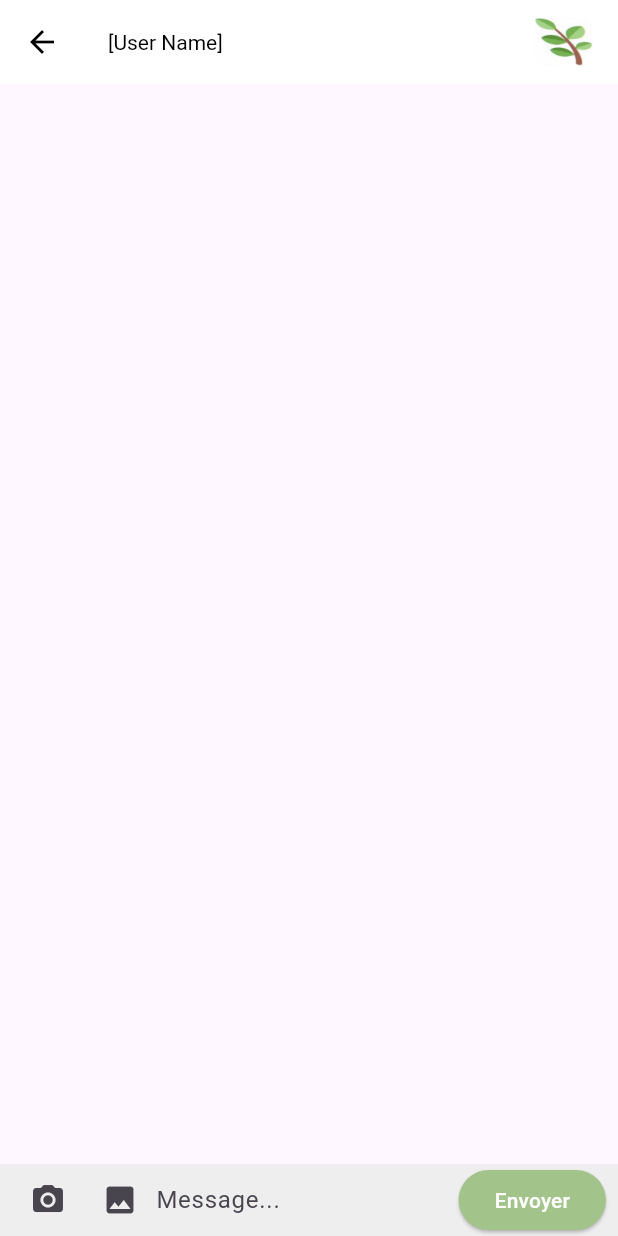
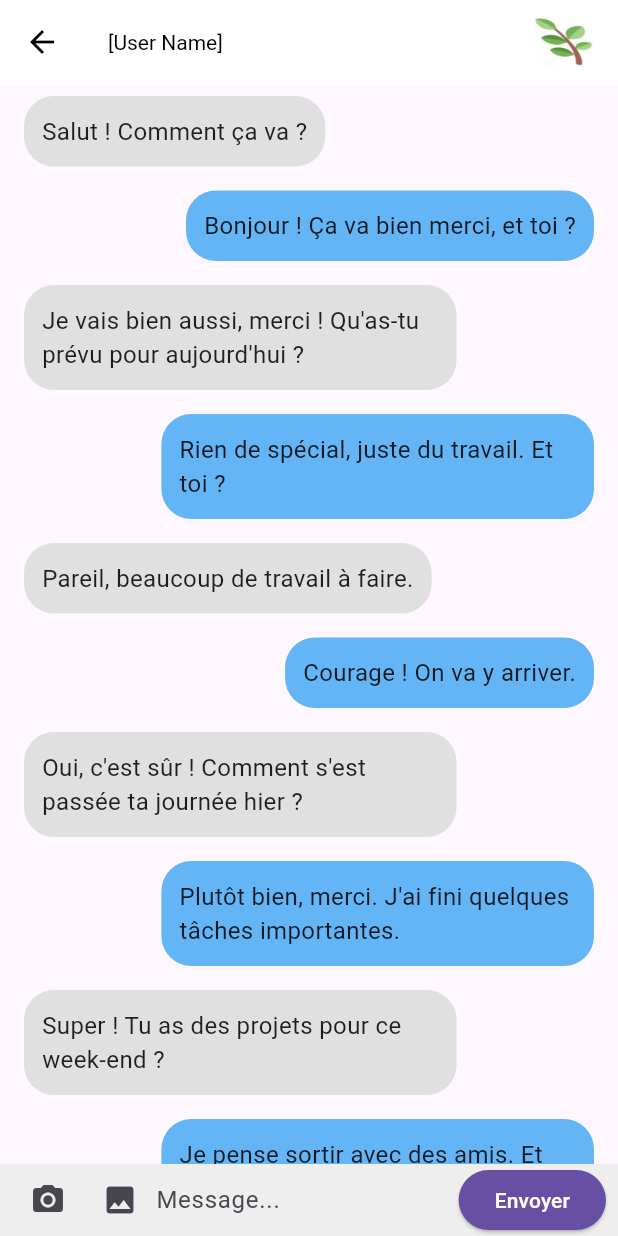
Before and after one commit to GuillaumeMarechal/tpre601front, a Flutter app: the screen it shows after launch, item 2 of the bottom bar chosen, after a tap on "Prénom Nom", on a phone screen of 412 x 824 dp. Run offline on Flutter 3.47's test engine with Material 3 defaults, Android fonts, the light colour scheme and no system bars; our stand-ins replace camera, firebase_auth, firebase_core, flutter_map, geolocator, latlong2; missing offline and left inert: flutter_map_location_marker, flutter_map_supercluster, image_input; accounts and stored records are empty.

Commit message:
front message début de recherche par pseudo

```diff
--- a/lib/main.dart
+++ b/lib/main.dart
@@ -7,7 +7,7 @@ import 'package:flutter/material.dart';
 import 'ui/home.dart';
 import 'ui/forum.dart';
 import 'ui/map.dart';
-import 'ui/message.dart';
+import 'ui/messagePage.dart';
 import 'ui/my_plants.dart';
 import 'package:firebase_core/firebase_core.dart';
 import 'firebase_options.dart';
--- a/lib/ui/messageUser.dart
+++ b/lib/ui/conversationDiv.dart
@@ -1,7 +1,7 @@
 import 'package:arosaje/ui/messageUserView.dart';
 import 'package:flutter/material.dart';
 
-class MessageUser extends StatelessWidget {
+class ConversationDiv extends StatelessWidget {
   @override
   Widget build(BuildContext context) {
     return GestureDetector(
--- a/lib/ui/message.dart
+++ b/lib/ui/message.dart
@@ -1,39 +1,35 @@
 import 'package:flutter/material.dart';
-import 'messageUser.dart';
 
-class MessagePage extends StatelessWidget {
+class Message extends StatelessWidget {
+  final bool isReceived;
+  final String message;
+
+  const Message({Key? key, required this.isReceived, required this.message}) : super(key: key);
+
   @override
   Widget build(BuildContext context) {
-    return Column(
-      children: [
-        Container(
-          padding: EdgeInsets.all(8.0),
-          child: TextField(
-            decoration: InputDecoration(
-              hintText: 'Rechercher des messages',
-              prefixIcon: Icon(Icons.search),
-              border: OutlineInputBorder(
-                borderRadius: BorderRadius.circular(8.0),
-                borderSide: BorderSide.none,
-              ),
-              filled: true,
-              fillColor: Colors.white,
-            ),
+    return Align(
+      alignment: isReceived ? Alignment.centerLeft : Alignment.centerRight,
+      child: Container(
+        padding: EdgeInsets.all(12.0),  // Augmenté le padding pour une meilleure apparence
+        margin: isReceived
+            ? EdgeInsets.only(left: 16.0, top: 8.0, bottom: 8.0, right: 80.0)  // Marge à gauche pour les messages reçus
+            : EdgeInsets.only(right: 16.0, top: 8.0, bottom: 8.0, left: 80.0),  // Marge à droite pour les messages envoyés
+        decoration: BoxDecoration(
+          color: isReceived ? Colors.grey[300] : Colors.blue[300],  // Couleur différente pour les messages reçus et envoyés
+          borderRadius: BorderRadius.circular(20.0),
+        ),
+        constraints: BoxConstraints(
+          maxWidth: MediaQuery.of(context).size.width * 0.7,  // Limite la largeur du conteneur à 70% de la largeur de l'écran
+        ),
+        child: Text(
+          message,
+          style: TextStyle(
+            color: Colors.black87,
+            fontSize: 16.0,
           ),
         ),
-        Expanded(
-          child: ListView(
-            children: [
-              MessageUser(),
-              SizedBox(height: 4),
-              MessageUser(),
-              SizedBox(height: 4),
-              MessageUser(),
-              SizedBox(height: 4),
-            ],
-          ),
-        ),
-      ],
+      ),
     );
   }
 }
--- /dev/null
+++ b/lib/ui/messagePage.dart
@@ -0,0 +1,69 @@
+import 'package:flutter/material.dart';
+import '../models/user_id_pseudo.dart';
+import 'conversationDiv.dart';
+import 'package:arosaje/ui/services/MessageService.dart'; // Assurez-vous que le chemin vers MessageService.dart est correct
+
+class MessagePage extends StatefulWidget {
+  @override
+  _MessagePageState createState() => _MessagePageState();
+}
+
+class _MessagePageState extends State<MessagePage> {
+  TextEditingController _searchController = TextEditingController();
+  MessageService messageService = MessageService();
+
+  @override
+  void initState() {
+    super.initState();
+    _searchController.addListener(_onSearchChanged);
+  }
+
+  @override
+  void dispose() {
+    _searchController.removeListener(_onSearchChanged);
+    _searchController.dispose();
+    super.dispose();
+  }
+
+  Future<void> _onSearchChanged() async {
+    String searchText = _searchController.text;
+    List<UserIdPseudo> ListUser = await messageService.getConversation(searchText);
+    print(ListUser);
+  }
+
+  @override
+  Widget build(BuildContext context) {
+    return Column(
+      children: [
+        Container(
+          padding: EdgeInsets.all(8.0),
+          child: TextField(
+            controller: _searchController,
+            decoration: InputDecoration(
+              hintText: 'Rechercher un utilisateur',
+              prefixIcon: Icon(Icons.search),
+              border: OutlineInputBorder(
+                borderRadius: BorderRadius.circular(8.0),
+                borderSide: BorderSide.none,
+              ),
+              filled: true,
+              fillColor: Colors.white,
+            ),
+          ),
+        ),
+        Expanded(
+          child: ListView(
+            children: [
+              ConversationDiv(),
+              SizedBox(height: 4),
+              ConversationDiv(),
+              SizedBox(height: 4),
+              ConversationDiv(),
+              SizedBox(height: 4),
+            ],
+          ),
+        ),
+      ],
+    );
+  }
+}
--- a/lib/ui/messageUserView.dart
+++ b/lib/ui/messageUserView.dart
@@ -1,6 +1,46 @@
 import 'package:flutter/material.dart';
+import 'message.dart';
 
-class MessageUserView extends StatelessWidget {
+class MessageUserView extends StatefulWidget {
+  @override
+  _MessageUserViewState createState() => _MessageUserViewState();
+}
+
+class _MessageUserViewState extends State<MessageUserView> {
+  final TextEditingController _controller = TextEditingController();
+  final List<Map<String, dynamic>> _messages = [
+    {"text": "Salut ! Comment ça va ?", "isReceived": true},
+    {"text": "Bonjour ! Ça va bien merci, et toi ?", "isReceived": false},
+    {"text": "Je vais bien aussi, merci ! Qu'as-tu prévu pour aujourd'hui ?", "isReceived": true},
+    {"text": "Rien de spécial, juste du travail. Et toi ?", "isReceived": false},
+    {"text": "Pareil, beaucoup de travail à faire.", "isReceived": true},
+    {"text": "Courage ! On va y arriver.", "isReceived": false},
+    {"text": "Oui, c'est sûr ! Comment s'est passée ta journée hier ?", "isReceived": true},
+    {"text": "Plutôt bien, merci. J'ai fini quelques tâches importantes.", "isReceived": false},
+    {"text": "Super ! Tu as des projets pour ce week-end ?", "isReceived": true},
+    {"text": "Je pense sortir avec des amis. Et toi ?", "isReceived": false},
+    {"text": "Je vais peut-être aller au cinéma.", "isReceived": true},
+    {"text": "Ça fait longtemps que tu n'y es pas allé !", "isReceived": false},
+    {"text": "Oui, ça fait un moment. J'espère voir un bon film.", "isReceived": true},
+    {"text": "Je te le souhaite ! Quel genre de film tu préfères ?", "isReceived": false},
+    {"text": "J'aime bien les films d'action et aussi les comédies.", "isReceived": true},
+    {"text": "Cool ! Moi aussi.", "isReceived": false},
+    {"text": "On devrait se retrouver pour en regarder un ensemble un jour !", "isReceived": true},
+    {"text": "Ça serait génial !", "isReceived": false},
+    {"text": "Je dois y aller maintenant. On se reparle plus tard ?", "isReceived": true},
+    {"text": "Oui, bien sûr. À plus tard !", "isReceived": false},
+  ];
+
+
+  void _sendMessage() {
+    if (_controller.text.isNotEmpty) {
+      setState(() {
+        _messages.add({"text": _controller.text, "isReceived": false});
+        _controller.clear();
+      });
+    }
+  }
+
   @override
   Widget build(BuildContext context) {
     return Scaffold(
@@ -26,14 +66,15 @@ class MessageUserView extends StatelessWidget {
       body: Column(
         children: [
           Expanded(
-            child: SingleChildScrollView(
-              child: Column(
-                crossAxisAlignment: CrossAxisAlignment.stretch,
-                children: [
-                  // Ici vous pouvez ajouter le contenu principal de votre page
-                  // C'est la zone où vous affichez les messages de l'utilisateur
-                ],
-              ),
+            child: ListView.builder(
+              itemCount: _messages.length,
+              itemBuilder: (context, index) {
+                final message = _messages[index];
+                return Message(
+                  message: message["text"],
+                  isReceived: message["isReceived"],
+                );
+              },
             ),
           ),
           Container(
@@ -56,6 +97,7 @@ class MessageUserView extends StatelessWidget {
                   ),
                   Expanded(
                     child: TextField(
+                      controller: _controller,
                       decoration: InputDecoration(
                         hintText: 'Message...',
                         border: InputBorder.none,
@@ -63,12 +105,9 @@ class MessageUserView extends StatelessWidget {
                     ),
                   ),
                   ElevatedButton(
-                    onPressed: () {
-                      // Logique pour envoyer le message
-                    },
+                    onPressed: _sendMessage,
                     style: ElevatedButton.styleFrom(
-                      foregroundColor: Colors.white,
-                      backgroundColor: Color(0xFFA2C48B),
+                      foregroundColor: Colors.white, backgroundColor: Theme.of(context).primaryColor,
                     ),
                     child: Text('Envoyer'),
                   ),
--- a/lib/ui/services/user_service.dart
+++ b/lib/ui/services/user_service.dart
@@ -2,7 +2,6 @@ import 'dart:convert';
 
 import 'package:arosaje/models/user_data.dart';
 import 'package:arosaje/util/globals.dart';
-import 'package:firebase_auth/firebase_auth.dart';
 import 'package:http/http.dart' as http;
 
 import '../../models/body_dto.dart';
@@ -23,7 +22,7 @@ class UserService{
   }
 
   Future<UserData> getUserData() async {
-    final response = await http.get(Uri.parse('${uri}users'),
+    final response = await http.get(Uri.parse('${uri}users/informations'),
         headers: Globals.getHeader());
     if(response.statusCode == 200){
       return UserData.fromJson(jsonDecode(utf8.decode(response.bodyBytes)));
@@ -35,7 +34,7 @@ class UserService{
 
   Future<void> patchUserData(UserData userData) async {
     print(Globals.token);
-    final response = await http.patch(Uri.parse('${uri}users'),
+    final response = await http.patch(Uri.parse('${uri}users/informations'),
         headers: Globals.getHeaderContentType(),
         body: json.encode(userData.toJson()));
     print(response.statusCode);
```
Also changed, not shown: lib/models/conversation.dart (added, +24 -0 lines), lib/models/user_id_pseudo.dart (added, +17 -0 lines), lib/ui/add_plant.dart (+0 -15 lines), lib/ui/services/MessageService.dart (added, +20 -0 lines).
